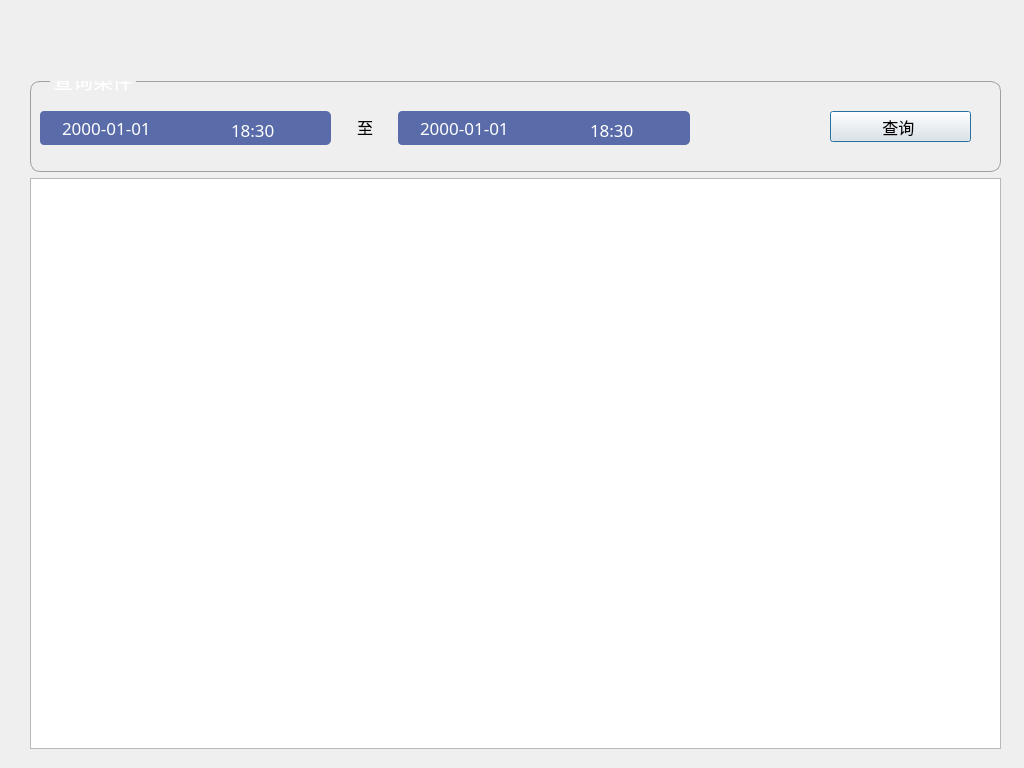
Before: the Qt Designer form FastVideoPro/FastVideov1/TaskLogDialog.ui in Sisec2016/TChallaOld2016, drawn with Qt 5.
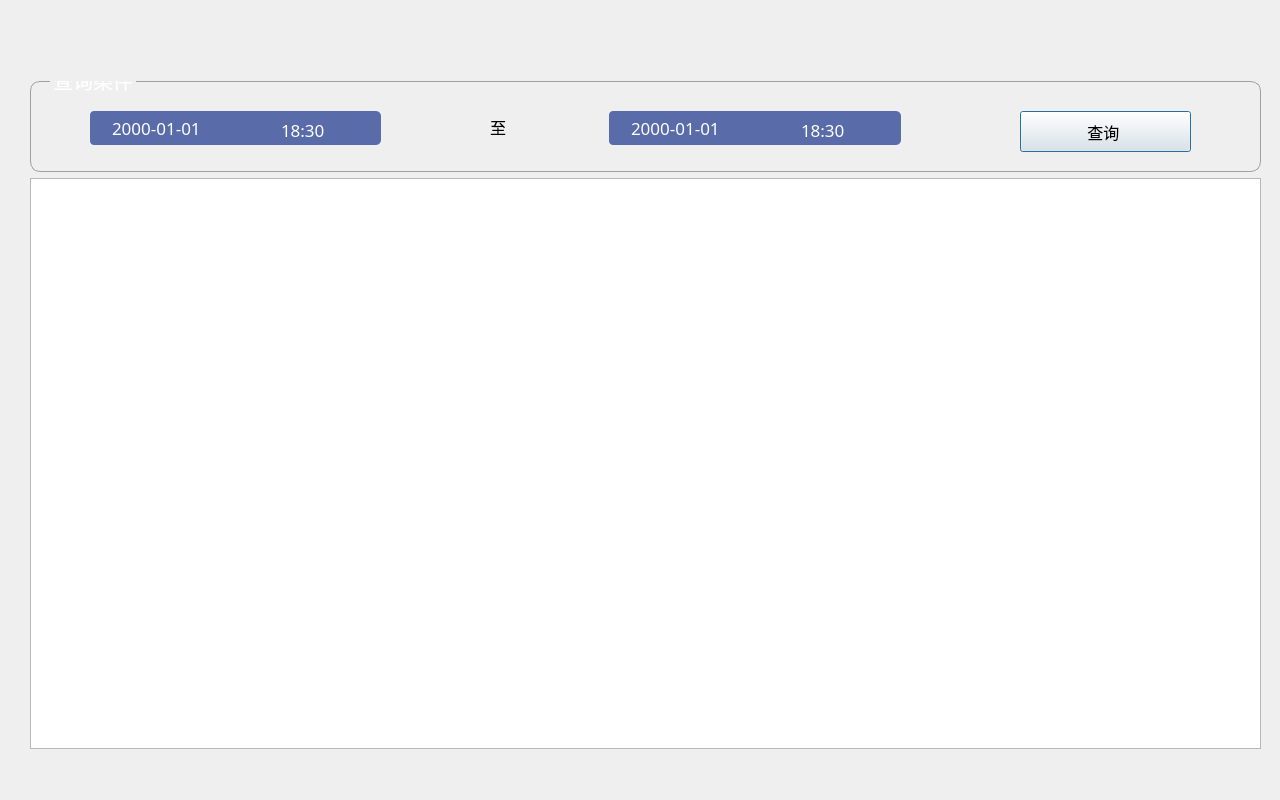
After: the same form once the commit is applied. Icons and pictures are not drawn. Custom widgets are drawn as their Qt base class.

Diff of the .ui file:
```diff
--- a/FastVideoPro/FastVideov1/TaskLogDialog.ui
+++ b/FastVideoPro/FastVideov1/TaskLogDialog.ui
@@ -6,8 +6,8 @@
    <rect>
     <x>0</x>
     <y>0</y>
-    <width>1024</width>
-    <height>768</height>
+    <width>1280</width>
+    <height>800</height>
    </rect>
   </property>
   <property name="windowTitle">
@@ -22,7 +22,7 @@
     <rect>
      <x>30</x>
      <y>178</y>
-     <width>971</width>
+     <width>1231</width>
      <height>571</height>
     </rect>
    </property>
@@ -38,7 +38,7 @@
     <rect>
      <x>30</x>
      <y>81</y>
-     <width>971</width>
+     <width>1231</width>
      <height>91</height>
     </rect>
    </property>
@@ -234,7 +234,7 @@
    <widget class="QLabel" name="label">
     <property name="geometry">
      <rect>
-      <x>327</x>
+      <x>460</x>
       <y>35</y>
       <width>16</width>
       <height>21</height>
@@ -247,10 +247,10 @@
    <widget class="QPushButton" name="pushButtonFind">
     <property name="geometry">
      <rect>
-      <x>800</x>
+      <x>990</x>
       <y>30</y>
-      <width>141</width>
-      <height>31</height>
+      <width>171</width>
+      <height>41</height>
      </rect>
     </property>
     <property name="minimumSize">
@@ -266,7 +266,7 @@
    <widget class="TimeEdit" name="beginTimeEdit">
     <property name="geometry">
      <rect>
-      <x>160</x>
+      <x>210</x>
       <y>30</y>
       <width>141</width>
       <height>34</height>
@@ -299,7 +299,7 @@
    <widget class="QDateEdit" name="beginDateEdit">
     <property name="geometry">
      <rect>
-      <x>10</x>
+      <x>60</x>
       <y>30</y>
       <width>161</width>
       <height>34</height>
@@ -356,7 +356,7 @@
    <widget class="QDateEdit" name="endDateEdit">
     <property name="geometry">
      <rect>
-      <x>368</x>
+      <x>579</x>
       <y>30</y>
       <width>161</width>
       <height>34</height>
@@ -414,7 +414,7 @@
    <widget class="TimeEdit" name="endTimeEdit">
     <property name="geometry">
      <rect>
-      <x>519</x>
+      <x>730</x>
       <y>30</y>
       <width>141</width>
       <height>34</height>
```
